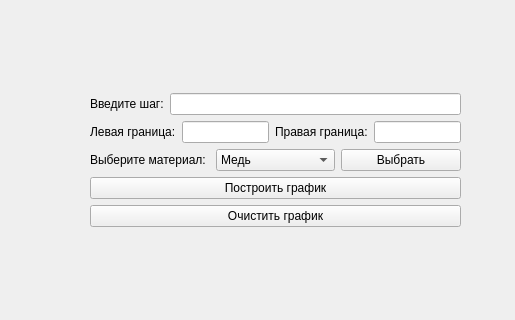
First picture: the form in mainwindow.ui, repository Athhh/Diplom, before the edit; both pictures show x 0 to 515 and y 117 to 437 of the 1285 by 669 pixel window.
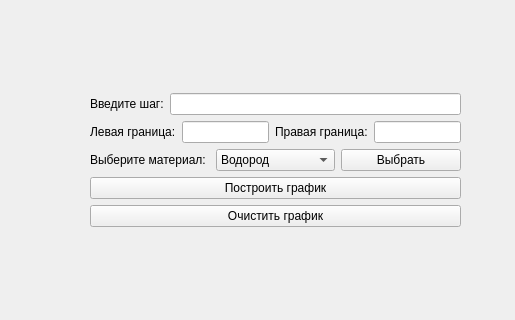
Second picture: the form after the edit. Custom widgets are drawn as their Qt base class.

Commit message: Hf,jnftn

Patch:
```diff
--- a/mainwindow.ui
+++ b/mainwindow.ui
@@ -81,7 +81,7 @@
         <widget class="QComboBox" name="material">
          <item>
           <property name="text">
-           <string>Медь</string>
+           <string>Водород</string>
           </property>
          </item>
          <item>
```
Left out of the diff: 6 changed lines with no effect on the pictures. The commit also changes 2 other files.
